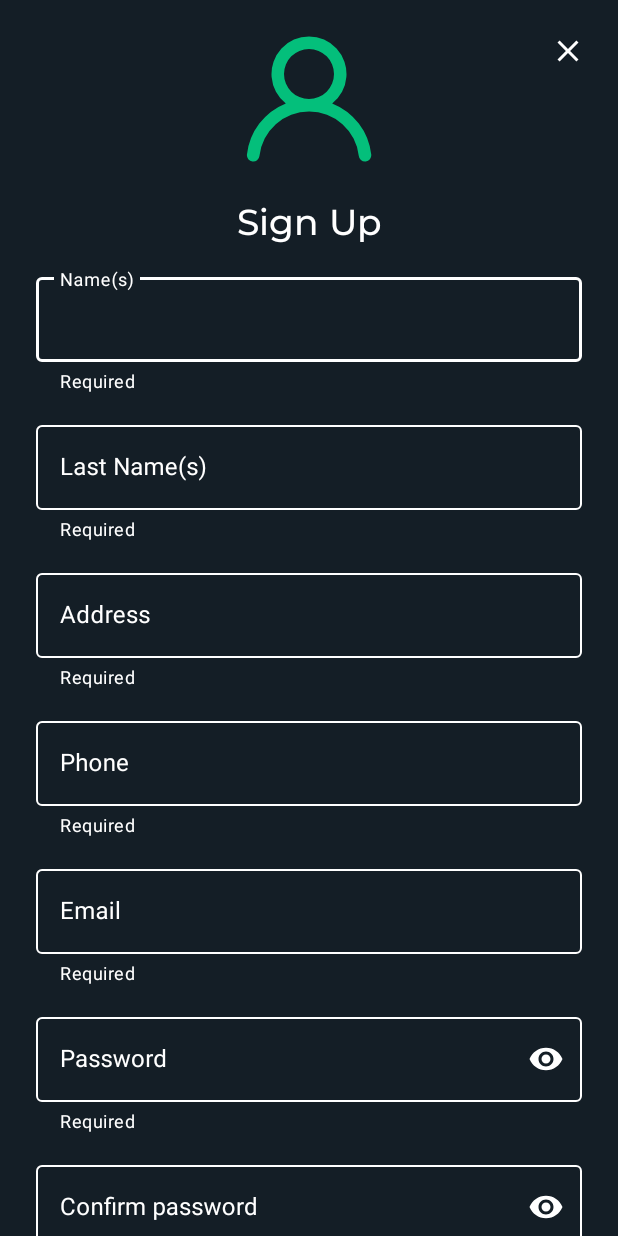
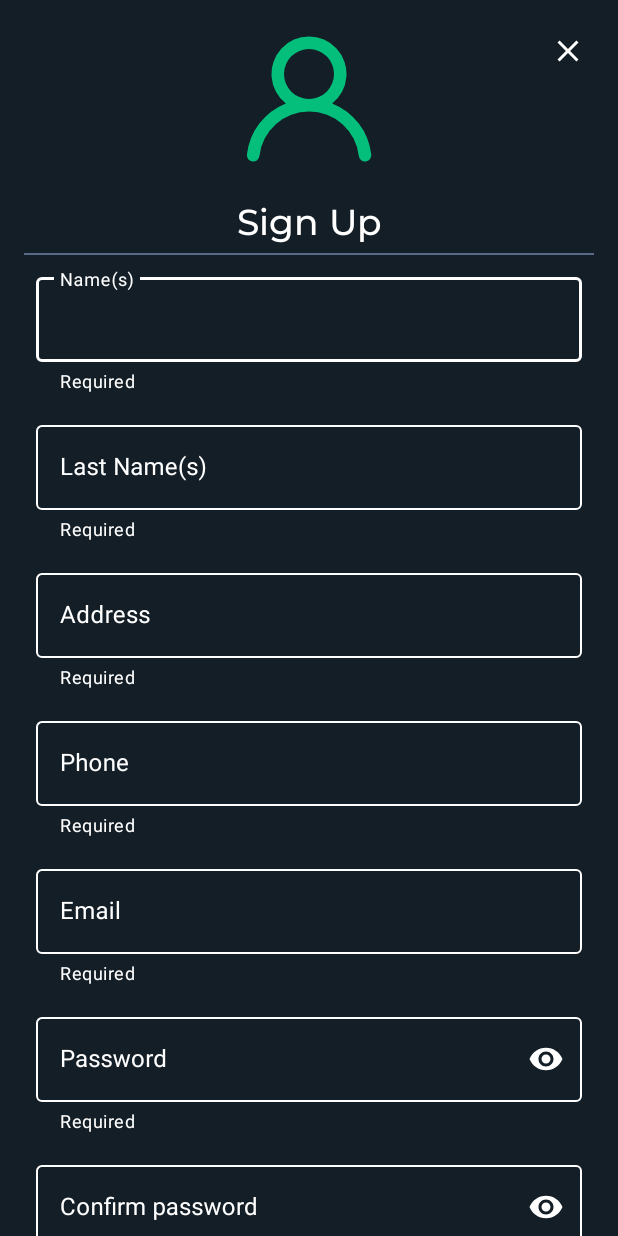
Before and after one commit to SeaBloom18/OPSide, an Android app: the RegistrationActivity screen opened directly, with no data from a screen before it, on a phone screen of 412 x 824 dp. Run offline under Robolectric (Android 15) with nearby library versions, the phone set to English and light mode, and no system bars.

Commit message:
11-07-2022 - Refactorizacion
Refactorizacion sobre commit anterior

```diff
--- a/app/src/main/res/layout/activity_login.xml
+++ b/app/src/main/res/layout/activity_login.xml
@@ -81,6 +81,7 @@
         android:layout_marginTop="@dimen/common_padding_middle"
         android:layout_marginEnd="@dimen/common_padding_middle"
         android:text="@string/login_btn"
+        app:backgroundTint="@color/secondaryColor"
         app:cornerRadius="@dimen/common_padding_corners_btn"
         app:layout_constraintEnd_toEndOf="parent"
         app:layout_constraintStart_toStartOf="@+id/swRememberUser"
@@ -90,7 +91,7 @@
         android:id="@+id/tvSignUp"
         android:layout_width="wrap_content"
         android:layout_height="wrap_content"
-        android:layout_marginTop="@dimen/common_padding_middle"
+        android:layout_marginTop="40dp"
         android:text="@string/login_txt_create_account"
         android:textColor="@color/primaryTextColor"
         app:layout_constraintEnd_toEndOf="@+id/btnLogin"
--- a/app/src/main/res/layout/activity_registration.xml
+++ b/app/src/main/res/layout/activity_registration.xml
@@ -40,12 +40,10 @@
 
         <View
             android:id="@+id/view"
-            android:layout_width="match_parent"
-            android:layout_height="1dp"
-            android:layout_marginStart="32dp"
-            android:layout_marginTop="8dp"
-            android:layout_marginEnd="32dp"
-            android:backgroundTint="@color/primaryLightColor"
+            style="@style/Divider"
+            android:layout_marginStart="16dp"
+            android:layout_marginTop="5dp"
+            android:layout_marginEnd="16dp"
             app:layout_constraintEnd_toEndOf="@+id/tvRegTitle"
             app:layout_constraintStart_toStartOf="@+id/tvRegTitle"
             app:layout_constraintTop_toBottomOf="@+id/tvRegTitle" />
@@ -212,27 +210,6 @@
                 android:textColor="@color/primaryTextColor"/>
         </com.google.android.material.textfield.TextInputLayout>
 
-        <com.google.android.material.textfield.TextInputLayout
-            android:id="@+id/tilMarket"
-            android:layout_width="match_parent"
-            android:layout_height="wrap_content"
-            android:layout_marginStart="24dp"
-            android:layout_marginTop="16dp"
-            android:layout_marginEnd="24dp"
-            android:hint="Tianguis"
-            app:endIconMode="clear_text"
-            app:helperText="@string/login_til_required"
-            app:layout_constraintEnd_toEndOf="@+id/tilPasswordConfirm"
-            app:layout_constraintStart_toStartOf="@+id/tilPasswordConfirm"
-            app:layout_constraintTop_toBottomOf="@+id/tilPasswordConfirm"
-            app:boxStrokeColor="@drawable/states_colors_text_field"
-            style="@style/TextInputLayoutStyleAuto">
-            <androidx.appcompat.widget.AppCompatAutoCompleteTextView
-                android:id="@+id/teMarket"
-                android:layout_width="match_parent"
-                android:layout_height="wrap_content"
-                android:textColor="@color/primaryTextColor"/>
-        </com.google.android.material.textfield.TextInputLayout>
 
         <com.google.android.material.button.MaterialButton
             android:id="@+id/btnRegister"
@@ -242,15 +219,16 @@
             android:layout_marginTop="8dp"
             android:layout_marginEnd="24dp"
             android:layout_marginBottom="8dp"
-            android:text="Registrame"
+            app:backgroundTint="@color/secondaryColor"
+            android:text="@string/registration_btn_register"
             app:cornerRadius="@dimen/common_padding_corners_btn"
             app:layout_constraintBottom_toBottomOf="parent"
             app:layout_constraintEnd_toEndOf="parent"
             app:layout_constraintStart_toStartOf="parent"
-            app:layout_constraintTop_toBottomOf="@id/tilMarket" />
+            app:layout_constraintTop_toBottomOf="@id/tilPasswordConfirm" />
 
         <ImageButton
-            android:id="@+id/imageView3"
+            android:id="@+id/imgBtnClose"
             android:layout_width="35dp"
             android:layout_height="35dp"
             android:layout_marginTop="16dp"
--- a/app/src/main/res/layout/bottom_sheet_close_app.xml
+++ b/app/src/main/res/layout/bottom_sheet_close_app.xml
@@ -6,7 +6,7 @@
     android:layout_width="match_parent"
     android:layout_height="match_parent"
     android:paddingTop="25dp"
-    android:background="@color/primaryColor">
+    android:background="@color/primaryLightColor">
 
     <TextView
         android:id="@+id/textView2"
@@ -16,7 +16,7 @@
         android:fontFamily="@font/montserrat_medium"
         android:text="@string/login_tv_title_bottom_sheet"
         android:textColor="@color/primaryTextColor"
-        android:textSize="18dp"
+        android:textSize="@dimen/subtitle"
         app:layout_constraintBottom_toTopOf="@+id/btnClose"
         app:layout_constraintEnd_toEndOf="@+id/btnClose"
         app:layout_constraintStart_toStartOf="@+id/btnClose" />
@@ -27,7 +27,7 @@
         android:layout_height="wrap_content"
         android:layout_marginStart="80dp"
         android:layout_marginEnd="80dp"
-        android:layout_marginBottom="16dp"
+        android:layout_marginBottom="@dimen/common_padding_default"
         android:text="@string/login_btn_close_bottom_sheet"
         app:backgroundTint="@color/secondaryColor"
         app:cornerRadius="@dimen/common_padding_corners_btn"
--- a/app/src/main/res/layout/bottom_sheet_success_registration.xml
+++ b/app/src/main/res/layout/bottom_sheet_success_registration.xml
@@ -12,7 +12,7 @@
         android:id="@+id/lottieAnimationView"
         android:layout_width="114dp"
         android:layout_height="114dp"
-        android:layout_marginBottom="16dp"
+        android:layout_marginBottom="@dimen/common_padding_default"
         android:background="@color/primaryLightColor"
         app:layout_constraintBottom_toTopOf="@+id/textView2"
         app:layout_constraintEnd_toEndOf="parent"
@@ -29,7 +29,7 @@
         android:fontFamily="@font/montserrat_medium"
         android:text="@string/registration_tv_success"
         android:textColor="@color/primaryTextColor"
-        android:textSize="18dp"
+        android:textSize="@dimen/subtitle"
         app:layout_constraintBottom_toTopOf="@+id/btnClose"
         app:layout_constraintEnd_toEndOf="@+id/btnClose"
         app:layout_constraintStart_toStartOf="@+id/btnClose" />
--- a/app/src/main/res/values/strings.xml
+++ b/app/src/main/res/values/strings.xml
@@ -27,7 +27,7 @@
     <string name="login_txt_create_account">Don\'t have an account? Sign up</string>
     <string name="login_sw_remember_account">Remember me</string>
     <string name="login_tv_title_bottom_sheet">Are you sure you want to get out of OPS?</string>
-    <string name="login_btn_close_bottom_sheet">Close</string>
+    <string name="login_btn_close_bottom_sheet">Close app</string>
 
     <!--Registration Module Strings-->
     <string name="registration_hint_username">Name(s)</string>
@@ -38,7 +38,8 @@
     <string name="registration_hint_market">Participating market</string>
     <string name="registration_hint_pass_confirm">Confirm password</string>
     <string name="registration_tv_title">Sign Up</string>
-    <string name="registration_btn_exit">Exit</string>
+    <string name="registration_btn_exit">Go Login</string>
     <string name="registration_tv_success">You have successfully registered!</string>
+    <string name="registration_btn_register">Register!</string>
 
 </resources>
```
Also changed, not shown: 1 other file.
